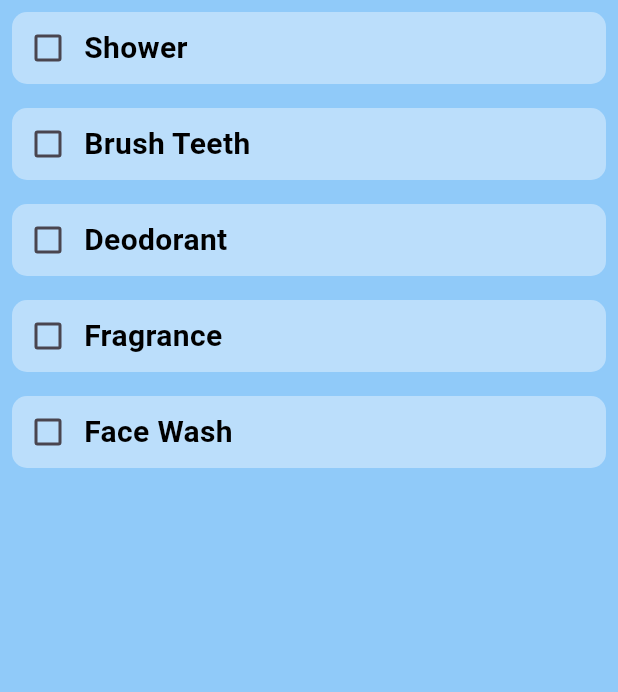
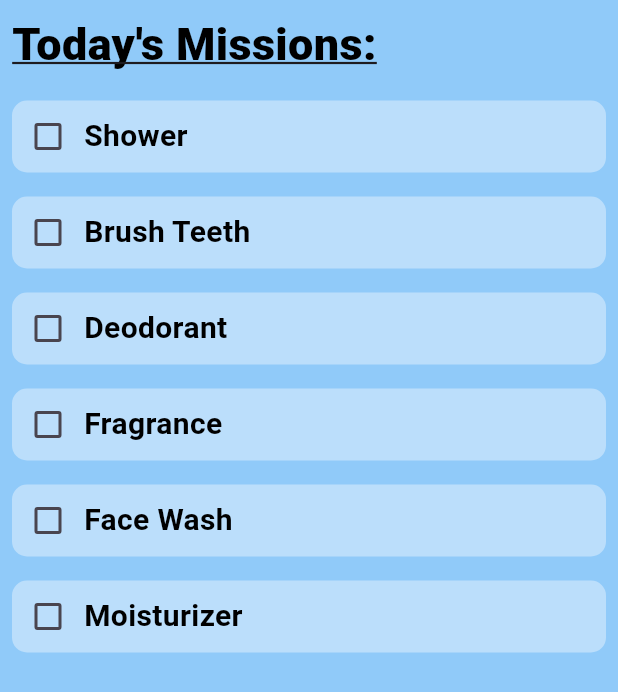
Before and after one commit to TheOfficialBarn/HackKU24, a Flutter app: the Missions screen opened directly, on a phone screen of 412 x 824 dp. Shown: the top 692 px of the screen. Run offline on Flutter 3.47's test engine with Material 3 defaults, Android fonts, the phone set to English and light mode, and no system bars.

Commit message:
Added header

```diff
--- a/bound2clean/lib/classes/tiles.dart
+++ b/bound2clean/lib/classes/tiles.dart
@@ -30,7 +30,7 @@ class ToDoTile extends StatelessWidget {
             ),
             Text(
               taskName,
-              style: TextStyle(
+              style: const TextStyle(
                 color: Colors.black,
                 fontSize: 20,
                 fontWeight: FontWeight.bold,
--- a/bound2clean/lib/pages/Missions.dart
+++ b/bound2clean/lib/pages/Missions.dart
@@ -9,14 +9,25 @@ class Missions extends StatefulWidget {
 }
 
 class _MissionsState extends State<Missions> {
-  List<String> tasks = ['Shower', 'Brush Teeth', 'Deodorant', 'Fragrance','Face Wash']; // Add your tasks here
-  List<bool> taskStatus = [false, false, false, false, false]; // Add your task status here
+  List<String> tasks = ['Shower', 'Brush Teeth', 'Deodorant', 'Fragrance','Face Wash', 'Moisturizer']; // Add your tasks here
+  List<bool> taskStatus = [false, false, false, false, false, false]; // Add your task status here
 
   @override
   Widget build(BuildContext context) {
     return Scaffold(
       backgroundColor: Colors.blue[200],
-      body: ListView.builder(
+      body: Column(
+        crossAxisAlignment: CrossAxisAlignment.start, // Aligns children to the start (left for LTR languages)
+        children: <Widget>[
+          Padding(
+            padding: const EdgeInsets.all(8.0),
+            child: Text(
+              'Today\'s Missions:',
+              style: TextStyle(fontSize: 30, fontWeight: FontWeight.w800, decoration: TextDecoration.underline, color: Colors.black),
+            ),
+          ),
+          Expanded(
+            child: ListView.builder(
               itemCount: tasks.length,
               itemBuilder: (context, index) {
                 return ToDoTile(
@@ -30,6 +41,9 @@ class _MissionsState extends State<Missions> {
                 );
               },
             ),
+          ),
+        ],
+      ),
     );
   }
 }
```
Lines whose indentation alone changed are shown as unchanged.
